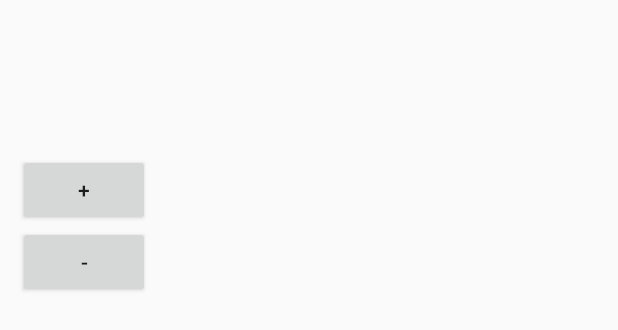
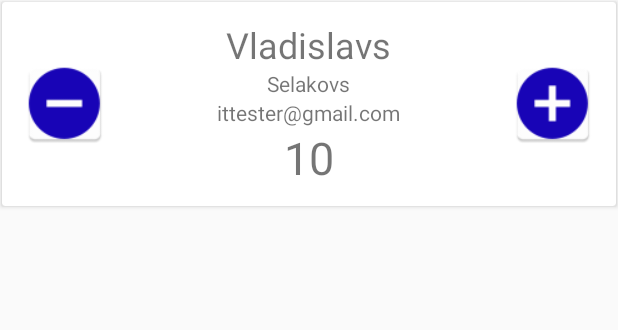
Before and after one commit to st140332/FamousPeople, an Android app: the layout user_row.xml on its own in the app's theme, with its tools: preview values and no code run, on a phone screen of 412 x 824 dp. Shown: the top 330 px of the screen. Run offline under Robolectric (Android 15) with nearby library versions, the phone set to English and light mode, and no system bars.

Commit message:
pirms Sort

```diff
--- a/app/build.gradle
+++ b/app/build.gradle
@@ -29,4 +29,6 @@ dependencies {
 
     implementation "android.arch.persistence.room:runtime:1.0.0"
     annotationProcessor "android.arch.persistence.room:compiler:1.0.0"
+
+    implementation 'com.android.support:cardview-v7:26.1.0'
 }
--- a/app/src/main/java/com/vlad/famouspeople/UserAdapter.java
+++ b/app/src/main/java/com/vlad/famouspeople/UserAdapter.java
@@ -8,6 +8,7 @@ import android.view.View;
 import android.view.ViewGroup;
 import android.widget.Button;
 import android.widget.LinearLayout;
+import android.widget.RelativeLayout;
 import android.widget.TextView;
 import android.widget.Toast;
 
@@ -97,7 +98,7 @@ class UserAdapter extends RecyclerView.Adapter<UserAdapter.ViewHolder> {
         public Button plus;
         public Button minus;
 
-        public LinearLayout linearLayout;
+        public RelativeLayout linearLayout;
 
         public ViewHolder(View itemView) {
             super(itemView);
@@ -105,7 +106,7 @@ class UserAdapter extends RecyclerView.Adapter<UserAdapter.ViewHolder> {
             lastName = (TextView) itemView.findViewById(R.id.last_name);
             email = (TextView) itemView.findViewById(R.id.email);
             points = (TextView) itemView.findViewById(R.id.points);
-            linearLayout = (LinearLayout) itemView.findViewById(R.id.linearLayout);
+            linearLayout = (RelativeLayout) itemView.findViewById(R.id.linearLayout);
             plus = (Button)itemView.findViewById(R.id.plus);
             minus = (Button)itemView.findViewById(R.id.minus);
 
--- a/app/src/main/res/layout/user_row.xml
+++ b/app/src/main/res/layout/user_row.xml
@@ -1,41 +1,66 @@
 <?xml version="1.0" encoding="utf-8"?>
-<LinearLayout xmlns:android="http://schemas.android.com/apk/res/android"
-    android:orientation="vertical" android:layout_width="match_parent"
+<android.support.v7.widget.CardView android:layout_margin="@dimen/cardview_compat_inset_shadow"
+    android:layout_width="match_parent"
+    android:layout_height="wrap_content"
+    xmlns:android="http://schemas.android.com/apk/res/android">
+
+<RelativeLayout xmlns:android="http://schemas.android.com/apk/res/android"
+    xmlns:tools="http://schemas.android.com/tools"
+    android:orientation="horizontal"
+    android:layout_width="match_parent"
     android:layout_height="wrap_content"
     android:padding="12dp"
     android:id="@+id/linearLayout">
 
     <TextView
         android:id="@+id/first_name"
-        android:layout_width="match_parent"
+        android:layout_width="wrap_content"
         android:layout_height="wrap_content"
+        android:layout_alignParentTop="true"
+        tools:text="Vladislavs"
+        android:layout_centerHorizontal="true"
         android:textSize="24sp"/>
     <TextView
         android:id="@+id/last_name"
-        android:layout_width="match_parent"
+        android:layout_width="wrap_content"
         android:layout_height="wrap_content"
+        android:layout_below="@+id/first_name"
+        android:layout_centerHorizontal="true"
+        tools:text="Selakovs"
         android:textSize="14sp"/>
     <TextView
         android:id="@+id/email"
-        android:layout_width="match_parent"
+        android:layout_width="wrap_content"
         android:layout_height="wrap_content"
+        android:layout_below="@+id/last_name"
+        android:layout_centerHorizontal="true"
+        tools:text="ittester@gmail.com"
         android:textSize="14sp"/>
     <TextView
         android:id="@+id/points"
-        android:layout_width="match_parent"
+        android:layout_width="wrap_content"
         android:layout_height="wrap_content"
-        android:textSize="14sp"/>
+        android:layout_below="@+id/email"
+        android:layout_centerHorizontal="true"
+        tools:text="10"
+        android:textSize="30sp"/>
 
     <Button
         android:id="@+id/plus"
-        android:layout_width="wrap_content"
-        android:layout_height="wrap_content"
-        android:text="+"/>
+        android:layout_width="60dp"
+        android:layout_height="60dp"
+        android:layout_centerVertical="true"
+        android:layout_alignParentRight="true"
+        android:background="@mipmap/pluss"/>
 
     <Button
         android:id="@+id/minus"
-        android:layout_width="wrap_content"
-        android:layout_height="wrap_content"
-        android:text="-"/>
+        android:layout_width="60dp"
+        android:layout_height="60dp"
+        android:layout_alignBottom="@id/plus"
+        android:layout_centerVertical="true"
+        android:layout_alignParentLeft="true"
+        android:background="@mipmap/minuss"/>
 
-</LinearLayout>
+</RelativeLayout>
+</android.support.v7.widget.CardView>
--- a/app/src/main/res/menu/menu_main.xml
+++ b/app/src/main/res/menu/menu_main.xml
@@ -6,5 +6,5 @@
         android:id="@+id/action_settings"
         android:orderInCategory="100"
         android:title="@string/action_settings"
-        app:showAsAction="never" />
+        />
 </menu>
--- a/app/src/main/res/values/strings.xml
+++ b/app/src/main/res/values/strings.xml
@@ -1,4 +1,5 @@
 <resources>
     <string name="app_name">FamousPeople</string>
     <string name="action_settings">Settings</string>
+    <string name="help">Help</string>
 </resources>
```
Also changed, not shown: app/src/main/java/com/vlad/famouspeople/MainActivity.java (+28 -0 lines), app/src/main/res/menu/mymenu.xml (added, +15 -0 lines), app/src/main/minuss-web.png (added), app/src/main/pluss-web.png (added), app/src/main/res/mipmap-hdpi/minuss.png (added), app/src/main/res/mipmap-hdpi/pluss.png (added), app/src/main/res/mipmap-mdpi/minuss.png (added), app/src/main/res/mipmap-mdpi/pluss.png (added), app/src/main/res/mipmap-xhdpi/minuss.png (added), app/src/main/res/mipmap-xhdpi/pluss.png (added), app/src/main/res/mipmap-xxhdpi/minuss.png (added), app/src/main/res/mipmap-xxhdpi/pluss.png (added), app/src/main/res/mipmap-xxxhdpi/minuss.png (added), app/src/main/res/mipmap-xxxhdpi/pluss.png (added).
